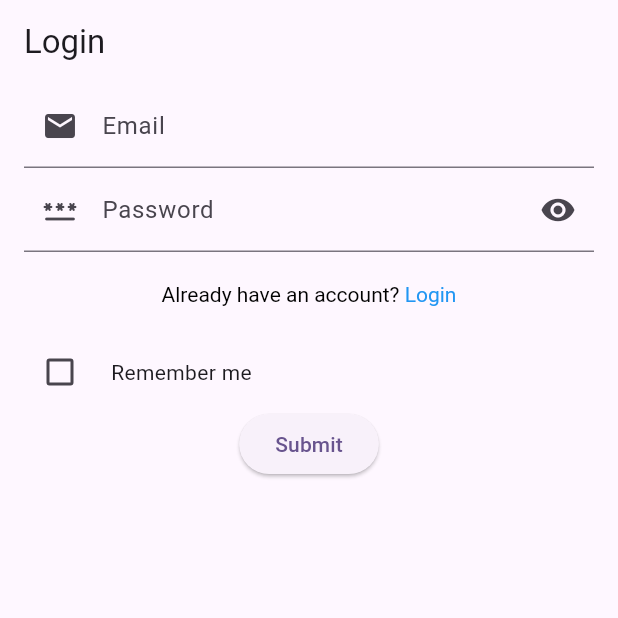
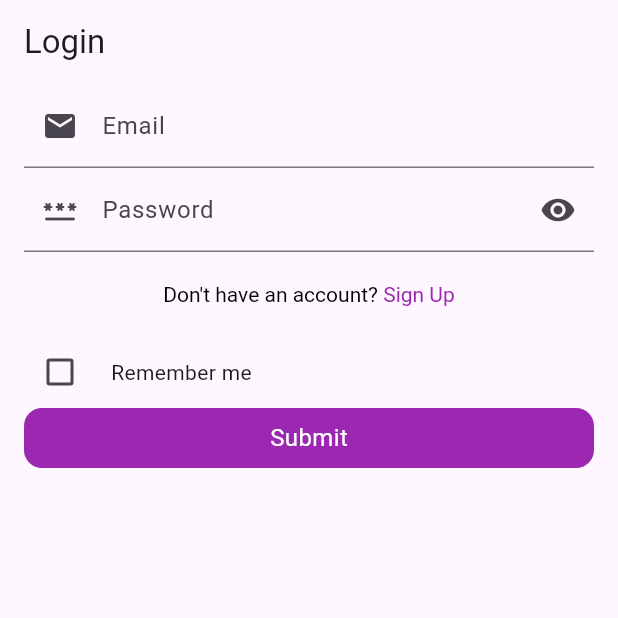
Before and after one commit to codeSG/Ecommerce, a Flutter app: the screen it shows after launch, on a phone screen of 412 x 824 dp, the top half of it. Run offline on Flutter 3.47's test engine with Material 3 defaults, Android fonts, the phone set to English and light mode, and no system bars; our stand-ins replace google_fonts, shared_preferences.

Commit message:
Sign up screen and button added

```diff
--- /dev/null
+++ b/lib/common_widgets/custom_button.dart
@@ -0,0 +1,28 @@
+import 'package:ecommerce/constants/color.dart';
+import 'package:flutter/material.dart';
+
+class CustomButton extends StatelessWidget {
+  const CustomButton({super.key, required this.title, required this.onTap});
+  final String title;
+  final void Function()? onTap;
+
+  @override
+  Widget build(BuildContext context) {
+    return InkWell(
+      onTap: onTap,
+      child: Container(
+        height: 40,
+        alignment: Alignment.center,
+        width: double.infinity,
+        decoration: ShapeDecoration(
+            color: primaryColor,
+            shape: RoundedRectangleBorder(
+                borderRadius: BorderRadius.circular(12))),
+        child: Text(
+          title,
+          style: const TextStyle(fontSize: 16, color: Colors.white),
+        ),
+      ),
+    );
+  }
+}
--- /dev/null
+++ b/lib/decorations/decorations.dart
@@ -0,0 +1 @@
+import 'package:flutter/material.dart';
--- a/lib/main.dart
+++ b/lib/main.dart
@@ -16,6 +16,14 @@ class MyApp extends StatelessWidget {
     return MaterialApp(
       title: 'Flutter Ecommerce Application',
       theme: ThemeData(
+        inputDecorationTheme: const InputDecorationTheme(
+          floatingLabelAlignment: FloatingLabelAlignment.start,
+          floatingLabelBehavior: FloatingLabelBehavior.auto,
+          hintStyle: TextStyle(fontSize: 16),
+          errorStyle: TextStyle(fontSize: 16),
+          labelStyle: TextStyle(fontSize: 16),
+          counterStyle: TextStyle(fontSize: 14),
+        ),
         //Setting Font Family for complete app
         fontFamily: GoogleFonts.roboto().fontFamily,
         // This is the theme of your application.
--- a/lib/views/screens/home_screen.dart
+++ b/lib/views/screens/home_screen.dart
@@ -5,6 +5,6 @@ class HomeScreen extends StatelessWidget {
 
   @override
   Widget build(BuildContext context) {
-    return const Scaffold();
+    return  Scaffold();
   }
 }
--- a/lib/views/screens/login_screen.dart
+++ b/lib/views/screens/login_screen.dart
@@ -1,5 +1,9 @@
+import 'package:ecommerce/common_widgets/custom_button.dart';
+import 'package:ecommerce/views/screens/signup_screen.dart';
 import 'package:flutter/gestures.dart';
 import 'package:flutter/material.dart';
+
+import '../../constants/color.dart';
 
 class LoginScreen extends StatefulWidget {
   const LoginScreen({super.key});
@@ -59,14 +63,17 @@ class _LoginScreenState extends State<LoginScreen> {
                   text: TextSpan(
                     children: [
                       const TextSpan(
-                        text: 'Already have an account? ',
+                        text: 'Don\'t have an account? ',
                         style: TextStyle(color: Colors.black),
                       ),
                       TextSpan(
-                        text: 'Login',
-                        style: const TextStyle(color: Colors.blue),
+                        text: 'Sign Up',
+                        style: const TextStyle(color: primaryColor),
                         recognizer: TapGestureRecognizer()
                           ..onTap = () {
+                            Navigator.of(context).push(MaterialPageRoute(
+                              builder: (context) => const SignUpScreen(),
+                            ));
                             // Navigate to the login page
                           },
                       ),
@@ -91,7 +98,7 @@ class _LoginScreenState extends State<LoginScreen> {
                     const Text("Remember me")
                   ],
                 ),
-                ElevatedButton(onPressed: () {}, child: const Text("Submit"))
+                CustomButton(onTap: () {}, title: "Submit")
               ],
             ),
           ),
```
Also changed, not shown: lib/views/screens/signup_screen.dart (+104 -0 lines), lib/common_widgets/customfield.dart (added).
